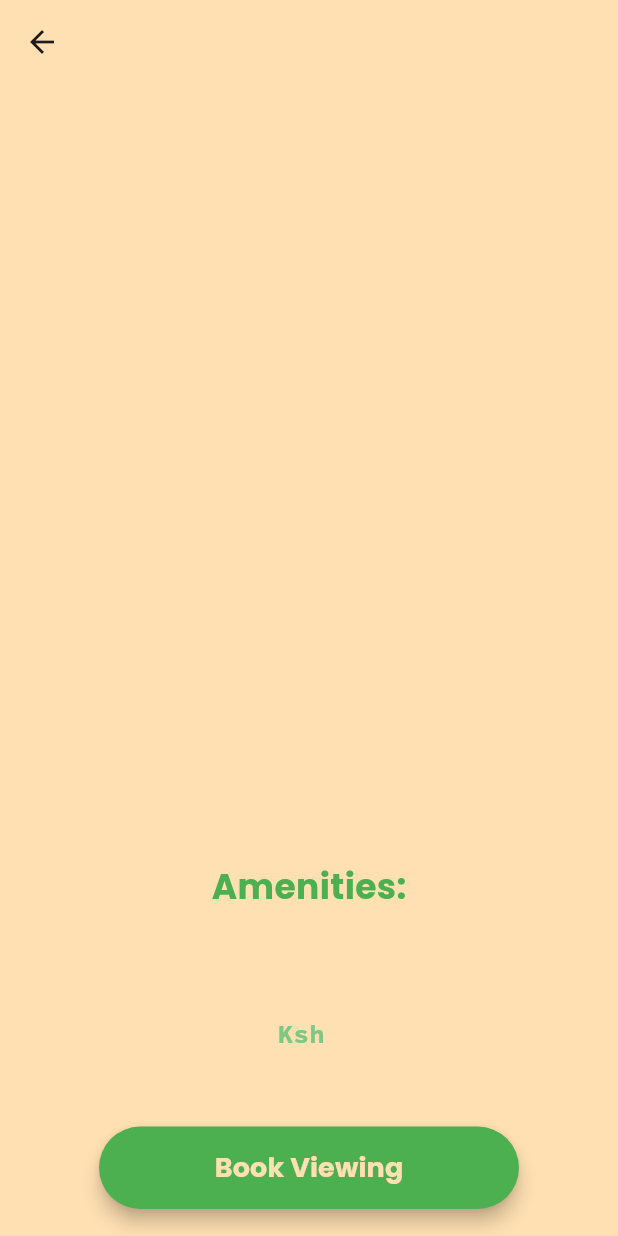
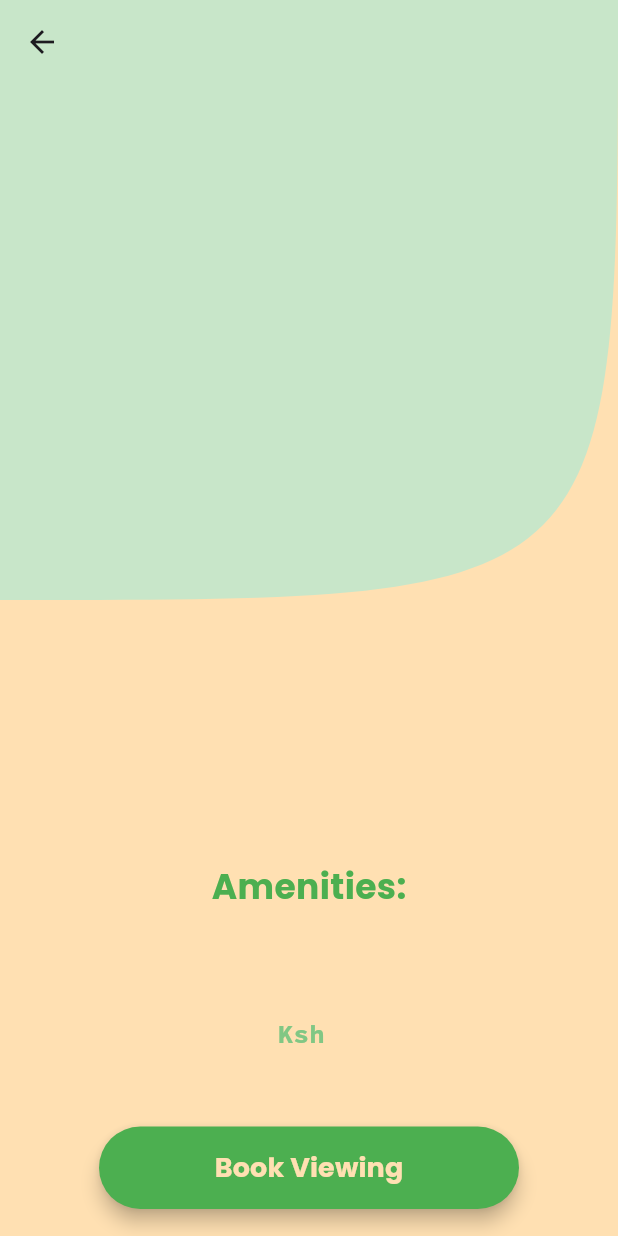
Before and after one commit to Yang254/app, a Flutter app: the HomeViewPage screen opened directly with empty values, on a phone screen of 412 x 824 dp. Run offline on Flutter 3.47's test engine with Material 3 defaults, Android fonts, the phone set to English and light mode, and no system bars; our stand-ins replace carousel_slider, cloud_firestore, firebase_core, google_fonts, lottie; accounts and stored records are empty.

```diff
--- a/lib/home_view_page.dart
+++ b/lib/home_view_page.dart
@@ -21,7 +21,7 @@
                   bottomRight: Radius.circular(500.0),
                 ),
               ),
-              backgroundColor: Colors.orange[100],
+              backgroundColor: Colors.green[100],
               expandedHeight: 400.0,
               floating: true,
               flexibleSpace: FlexibleSpaceBar(
```
